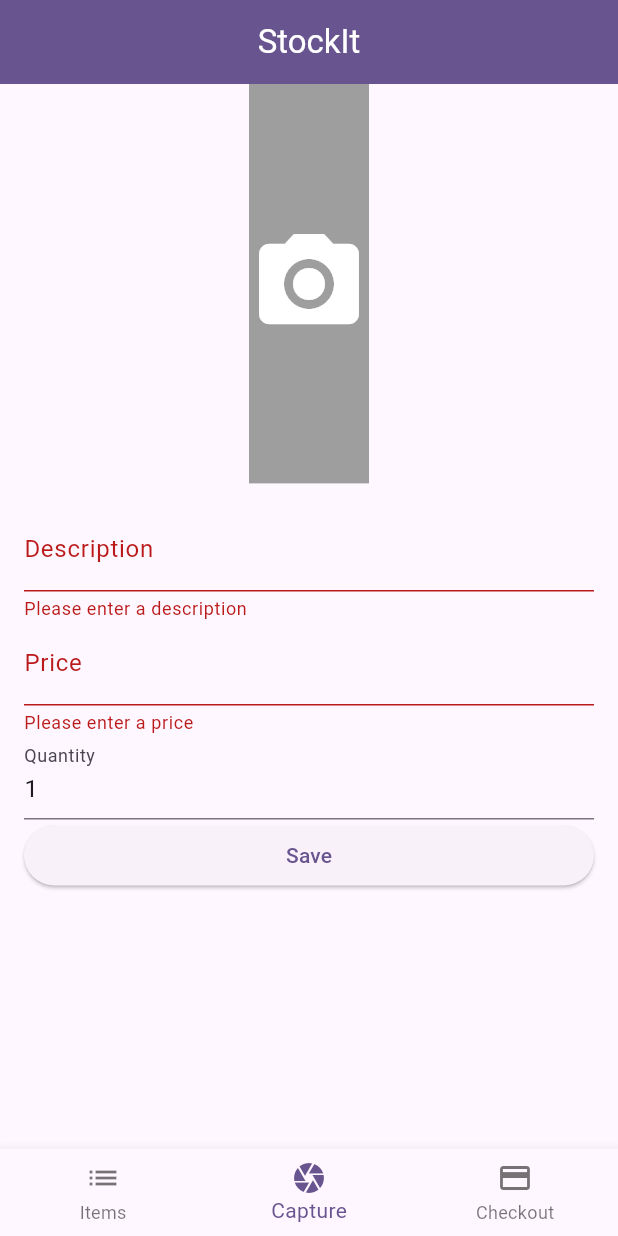
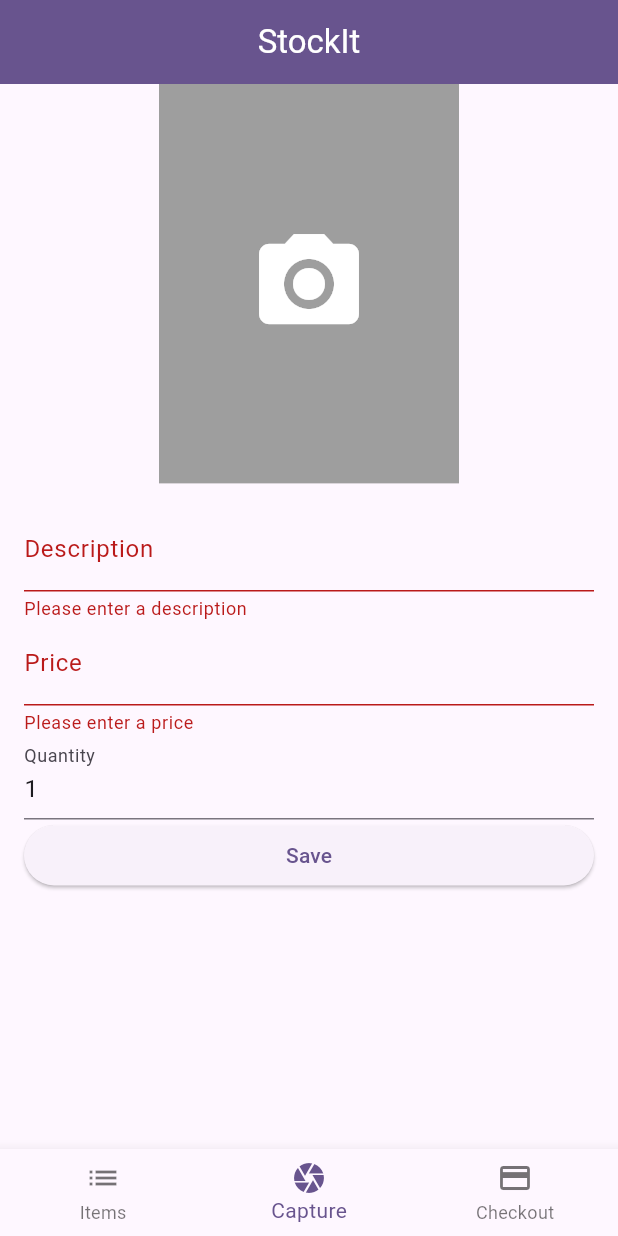
Before and after one commit to koorzenb/stockit, a Flutter app: the screen it shows after launch, item 2 of the bottom bar chosen, after a tap on "Save", on a phone screen of 412 x 824 dp. Run offline on Flutter 3.47's test engine with Material 2 defaults, Android fonts, the light colour scheme and no system bars; our stand-ins replace get, image_picker, share_plus.

Commit message:
Working with images to improve performance

```diff
--- a/lib/models/item.dart
+++ b/lib/models/item.dart
@@ -1,10 +1,12 @@
+import 'package:flutter/material.dart';
+
 class Item {
-  final String? imagePath;
+  final Image? image;
   final String? description;
   final double price;
 
   Item({
-    this.imagePath,
+    this.image,
     this.description,
     required this.price,
   });
--- a/lib/screens/capture_item_page.dart
+++ b/lib/screens/capture_item_page.dart
@@ -16,7 +16,7 @@ class CaptureItemPage extends StatefulWidget {
 }
 
 class _CaptureItemPageState extends State<CaptureItemPage> {
-  File? _imageFile;
+  Image? _image;
   final _formKey = GlobalKey<FormState>();
   String? _imagePath; // TODO: implement this
   String? description;
@@ -47,11 +47,10 @@ class _CaptureItemPageState extends State<CaptureItemPage> {
     return GestureDetector(
       onTap: _takePhoto,
       child: Container(
-        color: Colors.grey, // Placeholder background color
-        child: _imageFile == null
-            ? const Icon(Icons.camera_alt, size: 80, color: Colors.white) // Placeholder icon if no image selected
-            : Image.file(_imageFile!, fit: BoxFit.cover),
-      ),
+          color: Colors.grey, // Placeholder background color
+          height: 200,
+          width: 200,
+          child: _image ?? const Icon(Icons.camera_alt, size: 80, color: Colors.white)),
     );
   }
 
@@ -115,7 +114,11 @@ class _CaptureItemPageState extends State<CaptureItemPage> {
 
     if (xFile != null) {
       setState(() {
-        _imageFile = File(xFile.path);
+        _image = Image.memory(
+          File(xFile.path).readAsBytesSync(),
+          width: 200.0,
+          height: 200.0,
+        );
       });
       _imagePath = xFile.path;
     }
@@ -130,8 +133,8 @@ class _CaptureItemPageState extends State<CaptureItemPage> {
     debugPrint('Quantity: ${_quantityController.text}');
     final item = Item(
         description: _descriptionController.text,
-        price: double.parse(_priceController.text), // TODO: add numeric validation
-        imagePath: _imagePath); // TODO: add quantity to entity and use to calc total
+        price: double.parse(_priceController.text),
+        image: _image); // TODO: add quantity to entity and use to calc total
     ItemListController.getOrPut.add(item);
     widget.setIndex();
   }
```
Also changed, not shown: lib/widgets/item_list.dart (+7 -2 lines).
